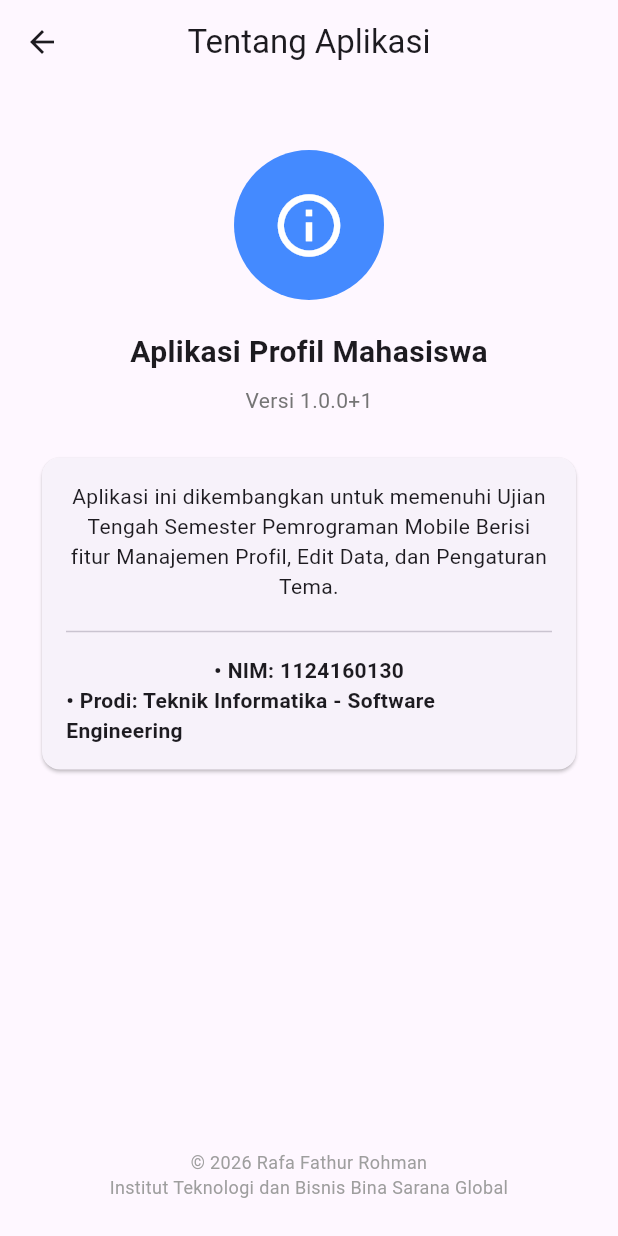
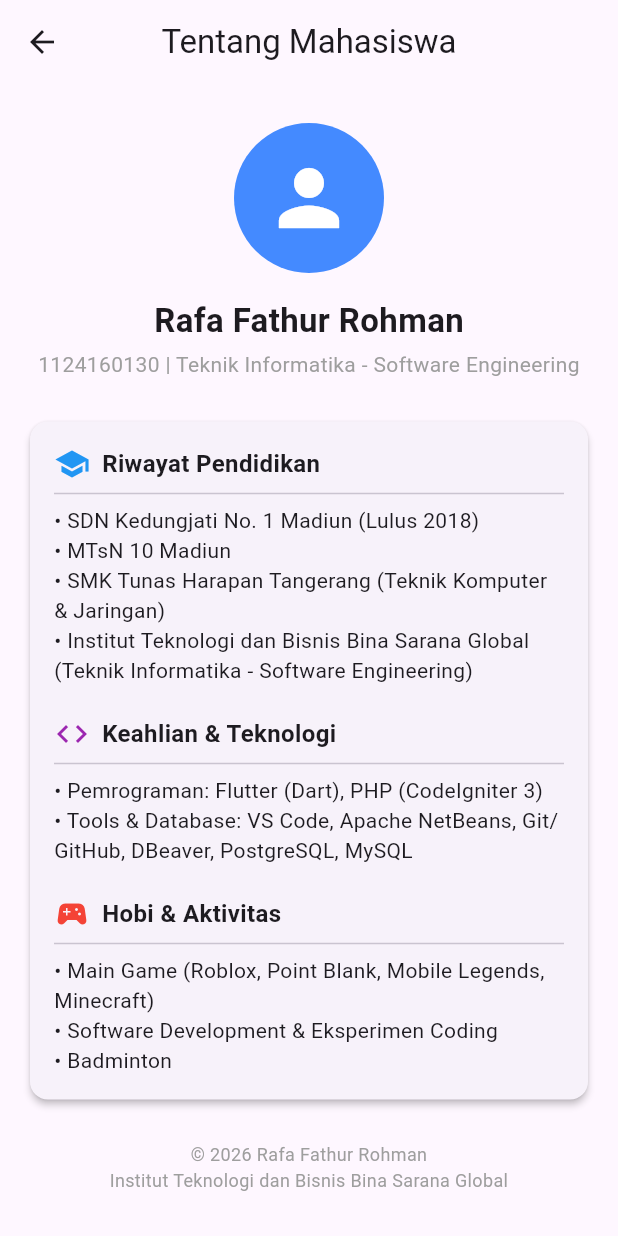
Before and after one commit to rapp-afk/uts-pml-1124160130, a Flutter app: the AboutPage screen opened directly, on a phone screen of 412 x 824 dp. Run offline on Flutter 3.47's test engine with Material 3 defaults, Android fonts, the phone set to English and light mode, and no system bars.

Commit message:
feat: memperbarui halaman Tentang Mahasiswa dengan riwayat pendidikan, keahlian, dan hobi

```diff
--- a/soal2-profil-app/lib/screens/about_page.dart
+++ b/soal2-profil-app/lib/screens/about_page.dart
@@ -7,55 +7,97 @@ class AboutPage extends StatelessWidget {
   Widget build(BuildContext context) {
     return Scaffold(
       appBar: AppBar(
-        title: const Text('Tentang Aplikasi'),
+        title: const Text('Tentang Mahasiswa'),
         centerTitle: true,
       ),
-      body: Padding(
-        padding: const EdgeInsets.all(24.0),
+      body: SingleChildScrollView(
+        padding: const EdgeInsets.all(16.0),
         child: Column(
           crossAxisAlignment: CrossAxisAlignment.center,
           children: [
-            const SizedBox(height: 20),
+            const SizedBox(height: 10),
             const CircleAvatar(
               radius: 50,
               backgroundColor: Colors.blueAccent,
-              child: Icon(Icons.info_outline, size: 50, color: Colors.white),
+              child: Icon(Icons.person, size: 60, color: Colors.white),
             ),
-            const SizedBox(height: 20),
+            const SizedBox(height: 16),
             const Text(
-              'Aplikasi Profil Mahasiswa',
-              style: TextStyle(fontSize: 20, fontWeight: FontWeight.bold),
+              'Rafa Fathur Rohman',
+              style: TextStyle(fontSize: 22, fontWeight: FontWeight.bold),
             ),
-            const SizedBox(height: 8),
-            Text(
-              'Versi 1.0.0+1',
-              style: TextStyle(color: Colors.grey.shade600),
+            const SizedBox(height: 4),
+            const Text(
+              '1124160130 | Teknik Informatika - Software Engineering',
+              textAlign: TextAlign.center,
+              style: TextStyle(fontSize: 14, color: Colors.grey),
             ),
             const SizedBox(height: 24),
-            const Card(
+
+            // Kartu Riwayat Pendidikan, Keahlian & Hobi
+            Card(
+              elevation: 2,
+              shape: RoundedRectangleBorder(borderRadius: BorderRadius.circular(12)),
               child: Padding(
-                padding: EdgeInsets.all(16.0),
+                padding: const EdgeInsets.all(16.0),
                 child: Column(
+                  crossAxisAlignment: CrossAxisAlignment.start,
                   children: [
-                    Text(
-                      'Aplikasi ini dikembangkan untuk memenuhi Ujian Tengah Semester Pemrograman Mobile Berisi fitur Manajemen Profil, Edit Data, dan Pengaturan Tema.',
-                      textAlign: TextAlign.center,
-                      style: TextStyle(fontSize: 14),
+                    const Row(
+                      children: [
+                        Icon(Icons.school, color: Colors.blue),
+                        SizedBox(width: 8),
+                        Text(
+                          'Riwayat Pendidikan',
+                          style: TextStyle(fontSize: 16, fontWeight: FontWeight.bold),
+                        ),
+                      ],
                     ),
-                    SizedBox(height: 12),
-                    Divider(),
-                    SizedBox(height: 8),
-                    Text('• NIM: 1124160130', style: TextStyle(fontWeight: FontWeight.bold)),
-                    Text('• Prodi: Teknik Informatika - Software Engineering', style: TextStyle(fontWeight: FontWeight.bold)),
+                    const Divider(),
+                    const Text('• SDN Kedungjati No. 1 Madiun (Lulus 2018)'),
+                    const Text('• MTsN 10 Madiun'),
+                    const Text('• SMK Tunas Harapan Tangerang (Teknik Komputer & Jaringan)'),
+                    const Text('• Institut Teknologi dan Bisnis Bina Sarana Global (Teknik Informatika - Software Engineering)'),
+
+                    const SizedBox(height: 20),
+                    const Row(
+                      children: [
+                        Icon(Icons.code, color: Colors.purple),
+                        SizedBox(width: 8),
+                        Text(
+                          'Keahlian & Teknologi',
+                          style: TextStyle(fontSize: 16, fontWeight: FontWeight.bold),
+                        ),
+                      ],
+                    ),
+                    const Divider(),
+                    const Text('• Pemrograman: Flutter (Dart), PHP (CodeIgniter 3)'),
+                    const Text('• Tools & Database: VS Code, Apache NetBeans, Git/GitHub, DBeaver, PostgreSQL, MySQL'),
+
+                    const SizedBox(height: 20),
+                    const Row(
+                      children: [
+                        Icon(Icons.sports_esports, color: Colors.red),
+                        SizedBox(width: 8),
+                        Text(
+                          'Hobi & Aktivitas',
+                          style: TextStyle(fontSize: 16, fontWeight: FontWeight.bold),
+                        ),
+                      ],
+                    ),
+                    const Divider(),
+                    const Text('• Main Game (Roblox, Point Blank, Mobile Legends, Minecraft)'),
+                    const Text('• Software Development & Eksperimen Coding'),
+                    const Text('• Badminton'),
                   ],
                 ),
               ),
             ),
-            const Spacer(),
+            const SizedBox(height: 24),
             const Text(
               '© 2026 Rafa Fathur Rohman\nInstitut Teknologi dan Bisnis Bina Sarana Global',
               textAlign: TextAlign.center,
-              style: TextStyle(fontSize: 12, color: Colors.grey),
+              style: TextStyle(color: Colors.grey, fontSize: 12),
             ),
           ],
         ),
--- a/soal2-profil-app/lib/screens/profile_page.dart
+++ b/soal2-profil-app/lib/screens/profile_page.dart
@@ -43,7 +43,7 @@ class _ProfilePageState extends State<ProfilePage> {
           ),
           IconButton(
             icon: const Icon(Icons.info_outline),
-            tooltip: 'Tentang Aplikasi',
+            tooltip: 'Tentang Mahasiswa',
             onPressed: () {
               Navigator.push(
                 context,
```
